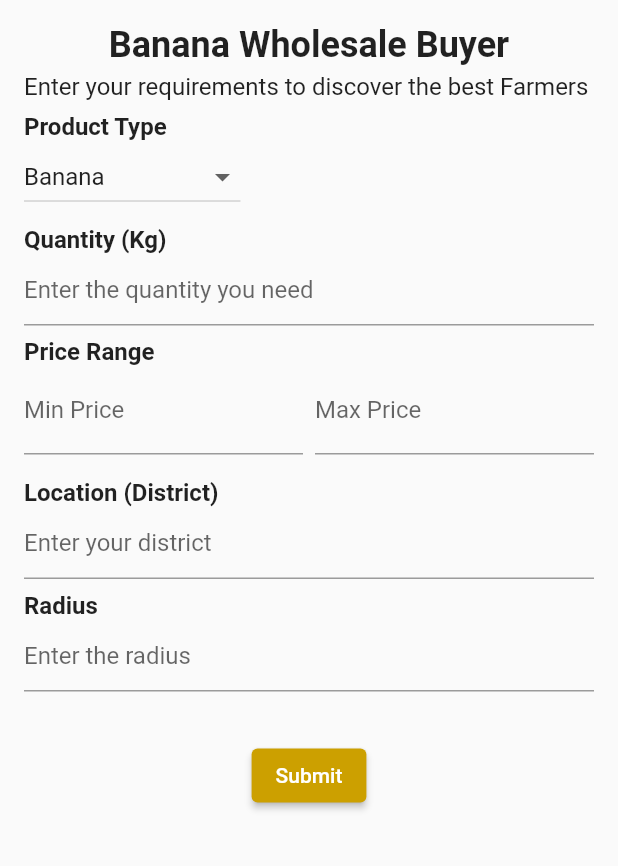
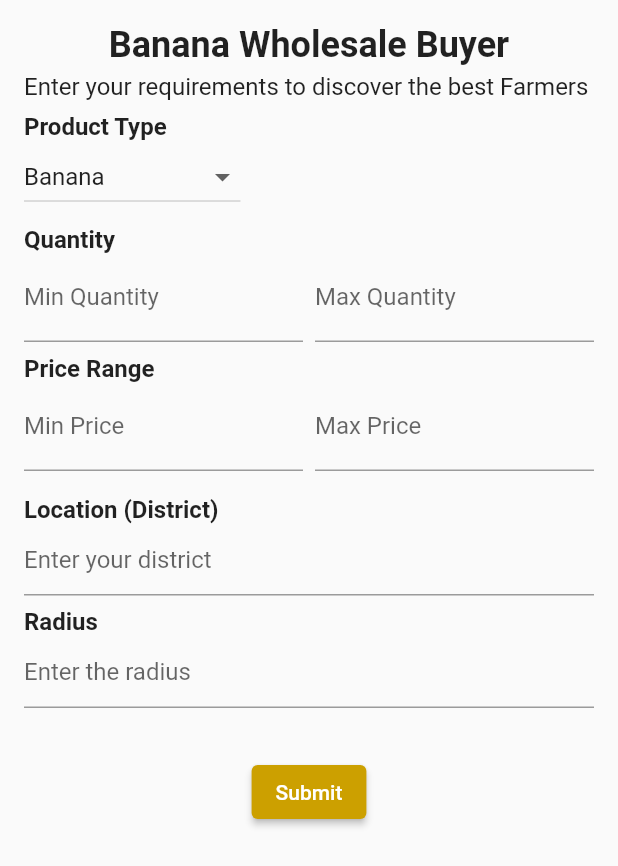
Before and after one commit to charithlanzzz/Buyer-Seller-Interaction, a Flutter app: the BuyerInput screen opened directly, on a phone screen of 412 x 824 dp. Shown: the top 866 px of the screen. Run offline on Flutter 3.47's test engine with Material 2 defaults, Android fonts, the phone set to English and light mode, and no system bars; our stand-ins replace image_picker.

Commit message:
connected with flutter

```diff
--- a/frontend/lib/components/buyer_seller/buyer_input.dart
+++ b/frontend/lib/components/buyer_seller/buyer_input.dart
@@ -1,8 +1,10 @@
 import 'package:flutter/material.dart';
 import 'package:http/http.dart' as http; // Import the http package
+import 'package:research_project/components/buyer_seller/buyer_output.dart';
 import 'dart:convert'; // Import the dart:convert library
 import 'package:research_project/screens/buyer_seller/optimizing_best_buyer_screen.dart';
 import 'package:research_project/screens/buyer_seller/optimizing_best_farmer_screen.dart';
+
 
 class BuyerInput extends StatefulWidget {
   @override
@@ -11,7 +13,8 @@ class BuyerInput extends StatefulWidget {
 
 class _BuyerInputState extends State<BuyerInput> {
   String _selectedProductType = 'Banana';
-  String _quantity = '';
+  String _minQuantity = '';
+  String _maxQuantity = '';
   String _minPrice = '';
   String _maxPrice = '';
   String _location = '';
@@ -28,14 +31,14 @@ class _BuyerInputState extends State<BuyerInput> {
  void _submitForm() async {
   final url = Uri.parse('http://127.0.0.1:5000/process_input');
 
-
   final response = await http.post(
     url,
     headers: {'Content-Type': 'application/json'},
     body: jsonEncode({
       "user_type": "buyer",
       "product_type": _selectedProductType,
-      "quantity": _quantity,
+      "min_quantity": _minQuantity.toString(),  // Convert to string
+      "max_quantity": _maxQuantity.toString(),  // Convert to string
       "min_price": _minPrice,
       "max_price": _maxPrice,
       "radius": _radius,
@@ -45,11 +48,15 @@ class _BuyerInputState extends State<BuyerInput> {
 
   if (response.statusCode == 200) {
     final responseData = jsonDecode(response.body);
-    // Process and display the responseData
+    Navigator.push(
+      context,
+      MaterialPageRoute(builder: (context) => BuyerOutput(responseData)),
+    );
   } else {
     print('Request failed with status: ${response.statusCode}');
   }
 }
+
 
 
   @override
@@ -93,18 +100,37 @@ class _BuyerInputState extends State<BuyerInput> {
               ),
               SizedBox(height: 8),
               Text(
-                'Quantity (Kg)',
+                'Quantity',
                 style: TextStyle(fontSize: 16, fontWeight: FontWeight.bold),
               ),
-              TextField(
+              Row(
+                children: [
+                  Expanded(
+                    child: TextField(
                       onChanged: (value) {
                         setState(() {
-                    _quantity = value;
+                          _minQuantity = value;
                         });
                       },
                       decoration: InputDecoration(
-                  hintText: 'Enter the quantity you need',
+                        labelText: 'Min Quantity',
                       ),
+                    ),
+                  ),
+                  SizedBox(width: 8),
+                  Expanded(
+                    child: TextField(
+                      onChanged: (value) {
+                        setState(() {
+                          _maxQuantity = value;
+                        });
+                      },
+                      decoration: InputDecoration(
+                        labelText: 'Max Quantity',
+                      ),
+                    ),
+                  ),
+                ],
               ),
               SizedBox(height: 8),
               Text(
```
Also changed, not shown: frontend/lib/components/buyer_seller/buyer_output.dart (added, +53 -0 lines), 3 other files. Lines whose indentation alone changed are shown as unchanged.
